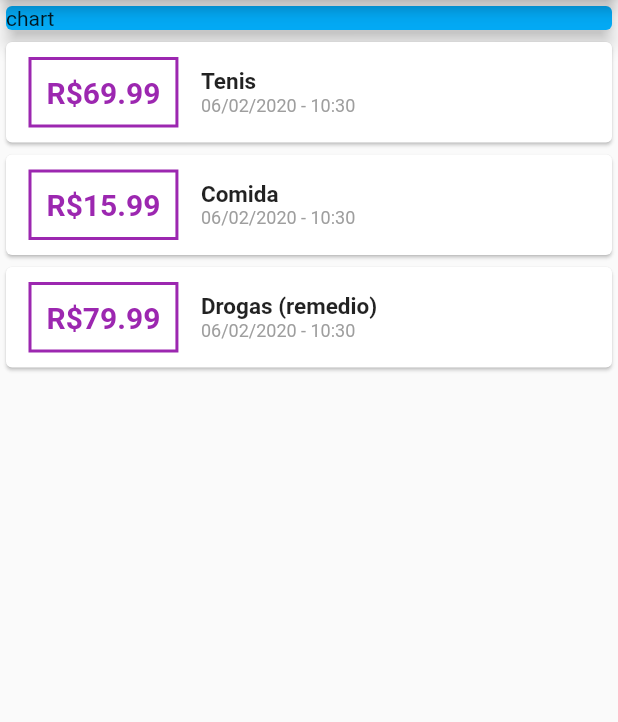
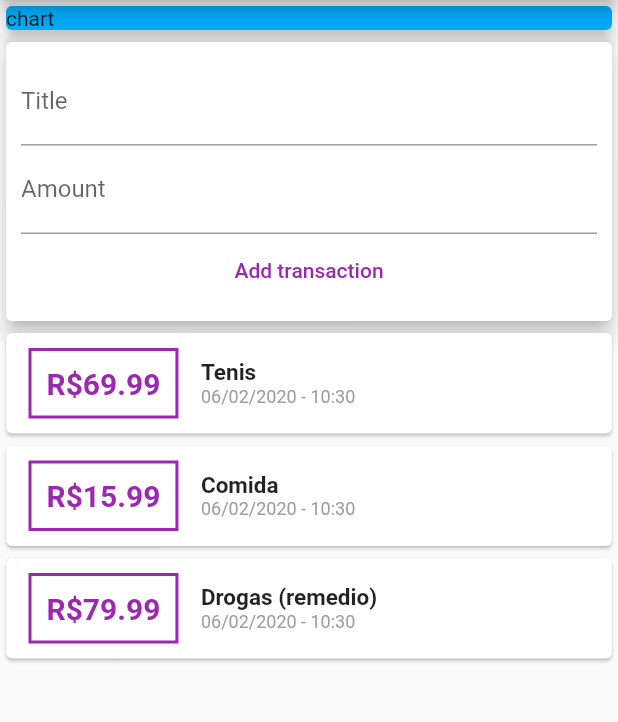
Before and after one commit to EdYuTo/flutter-expenses-app, a Flutter app: the screen it shows after launch, on a phone screen of 412 x 824 dp, the part 84-806 px from its top. Run offline on Flutter 3.47's test engine with Material 2 defaults, Android fonts, the phone set to English and light mode, and no system bars.

Commit message:
split into widgets

```diff
--- a/lib/main.dart
+++ b/lib/main.dart
@@ -1,6 +1,5 @@
 import 'package:flutter/material.dart';
-import './transaction.dart';
-import 'package:intl/intl.dart';
+import './widgets/user_transactions.dart';
 
 void main() => runApp(MyApp());
 
@@ -15,13 +14,6 @@ class MyApp extends StatelessWidget {
 }
 
 class MyHomePage extends StatelessWidget {
-
-  final List<Transaction> transactions = [
-    Transaction(id: 't1', title: 'Tenis', amount: 69.99, date: DateTime.now()),
-    Transaction(id: 't2', title: 'Comida', amount: 15.99, date: DateTime.now()),
-    Transaction(id: 't3', title: 'Drogas (remedio)', amount: 79.99, date: DateTime.now()),
-  ];
-
   @override
   Widget build(BuildContext context) {
     return Scaffold(
@@ -30,7 +22,7 @@ class MyHomePage extends StatelessWidget {
       ),
       body: Column(
         //mainAxisAlignment: MainAxisAlignment.center,
-        //crossAxisAlignment: CrossAxisAlignment.center,
+        crossAxisAlignment: CrossAxisAlignment.stretch,
         children: [
           Container(
             width: double.infinity,
@@ -40,56 +32,7 @@ class MyHomePage extends StatelessWidget {
               elevation: 5,
             ),
           ),
-          Column(
-            children: transactions.map((tx) {
-              return Card(
-                child: Row(
-                  children: [
-                    Container(
-                      margin: EdgeInsets.symmetric(
-                        vertical: 10,
-                        horizontal: 15,
-                      ),
-                      decoration: BoxDecoration(
-                        border: Border.all(
-                          color: Colors.purple,
-                          width: 2,
-                        ),
-                      ),
-                      padding: EdgeInsets.all(10),
-                      child: Text(
-                        'R\$${tx.amount}',
-                        style: TextStyle(
-                          fontWeight: FontWeight.bold,
-                          fontSize: 20,
-                          color: Colors.purple,
-                        ),
-                      ),
-                    ),
-                    Column(
-                      crossAxisAlignment: CrossAxisAlignment.start,
-                      children: [
-                        Text(
-                          tx.title,
-                          style: TextStyle(
-                            fontWeight: FontWeight.bold,
-                            fontSize: 15,
-                          ),
-                        ),
-                        Text(
-                          DateFormat('dd/MM/yyyy - HH:mm').format(tx.date),
-                          style: TextStyle(
-                            fontSize: 12,
-                            color: Colors.grey,
-                          ),
-                        ),
-                      ],
-                    ),
-                  ],
-                ),
-              );
-            }).toList(),
-          ),
+          UserTransactions(),
         ],
       ),
     );
--- /dev/null
+++ b/lib/widgets/new_transaction.dart
@@ -0,0 +1,45 @@
+import 'package:flutter/material.dart';
+import './user_transactions.dart';
+
+class NewTransaction extends StatelessWidget {
+  final Function _addNewTransaction;
+  final titleController = TextEditingController();
+  final amountController = TextEditingController();
+
+  NewTransaction(this._addNewTransaction);
+
+  @override
+  Widget build(BuildContext context) {
+    return Card(
+      elevation: 5,
+      child:  Container(
+        padding: EdgeInsets.all(10),
+        child: Column(
+          children: [
+            TextField(
+              //onChanged: (input) => titleInput = input,
+              controller: titleController,
+              decoration: InputDecoration(
+                labelText: 'Title',
+              ),
+            ),
+            TextField(
+              //onChanged: (input) => amountInput = input,
+              controller: amountController,
+              decoration: InputDecoration(
+                labelText: 'Amount',
+              ),
+            ),
+            FlatButton(
+              child: Text('Add transaction'),
+              textColor: Colors.purple,
+              onPressed: (){
+                _addNewTransaction(titleController.text, double.parse(amountController.text));
+              },
+            ),
+          ],
+        ),
+      ),
+    );
+  }
+}
--- /dev/null
+++ b/lib/widgets/transaction_list.dart
@@ -0,0 +1,64 @@
+import 'package:flutter/material.dart';
+import '../models/transaction.dart';
+import 'package:intl/intl.dart';
+
+
+class TransactionList extends StatelessWidget{
+  final List<Transaction> _userTransactions;
+
+  TransactionList(this._userTransactions);
+
+  @override
+  Widget build(BuildContext context) {
+    return Column(
+      children: _userTransactions.map((tx) {
+        return Card(
+          child: Row(
+            children: [
+              Container(
+                margin: EdgeInsets.symmetric(
+                  vertical: 10,
+                  horizontal: 15,
+                ),
+                decoration: BoxDecoration(
+                  border: Border.all(
+                    color: Colors.purple,
+                    width: 2,
+                  ),
+                ),
+                padding: EdgeInsets.all(10),
+                child: Text(
+                  'R\$${tx.amount}',
+                  style: TextStyle(
+                    fontWeight: FontWeight.bold,
+                    fontSize: 20,
+                    color: Colors.purple,
+                  ),
+                ),
+              ),
+              Column(
+                crossAxisAlignment: CrossAxisAlignment.start,
+                children: [
+                  Text(
+                    tx.title,
+                    style: TextStyle(
+                      fontWeight: FontWeight.bold,
+                      fontSize: 15,
+                    ),
+                  ),
+                  Text(
+                    DateFormat('dd/MM/yyyy - HH:mm').format(tx.date),
+                    style: TextStyle(
+                      fontSize: 12,
+                      color: Colors.grey,
+                    ),
+                  ),
+                ],
+              ),
+            ],
+          ),
+        );
+      }).toList(),
+    );
+  }
+}
--- /dev/null
+++ b/lib/widgets/user_transactions.dart
@@ -0,0 +1,41 @@
+import 'package:flutter/material.dart';
+import './transaction_list.dart';
+import './new_transaction.dart';
+import '../models/transaction.dart';
+import 'package:uuid/uuid.dart';
+
+
+class UserTransactions extends StatefulWidget {
+  @override
+  State<StatefulWidget> createState() => _UserTransactionsState();
+}
+
+class _UserTransactionsState extends State<UserTransactions> {
+  final List<Transaction> _userTransactions = [
+    Transaction(id: 't1', title: 'Tenis', amount: 69.99, date: DateTime.now()),
+    Transaction(id: 't2', title: 'Comida', amount: 15.99, date: DateTime.now()),
+    Transaction(id: 't3', title: 'Drogas (remedio)', amount: 79.99, date: DateTime.now()),
+  ];
+
+  void _addNewTransaction(String txTitle, double txAmount) {
+    final newTransaction = Transaction(
+      title: txTitle,
+      amount: txAmount,
+      date: DateTime.now(),
+      id: Uuid().v4(),
+    );
+    setState(() {
+      _userTransactions.add(newTransaction);
+    });
+  }
+
+  @override
+  Widget build(BuildContext context) {
+    return Column(
+      children: [
+        NewTransaction(_addNewTransaction),
+        TransactionList(_userTransactions),
+      ]
+    );
+  }
+}
--- a/pubspec.yaml
+++ b/pubspec.yaml
@@ -20,6 +20,7 @@ dependencies:
   flutter:
     sdk: flutter
   intl: ^0.16.1
+  uuid: 2.0.4
 
   # The following adds the Cupertino Icons font to your application.
   # Use with the CupertinoIcons class for iOS style icons.
```
Also changed, not shown: lib/models/transaction.dart (renamed from lib/transaction.dart), pubspec.lock.
